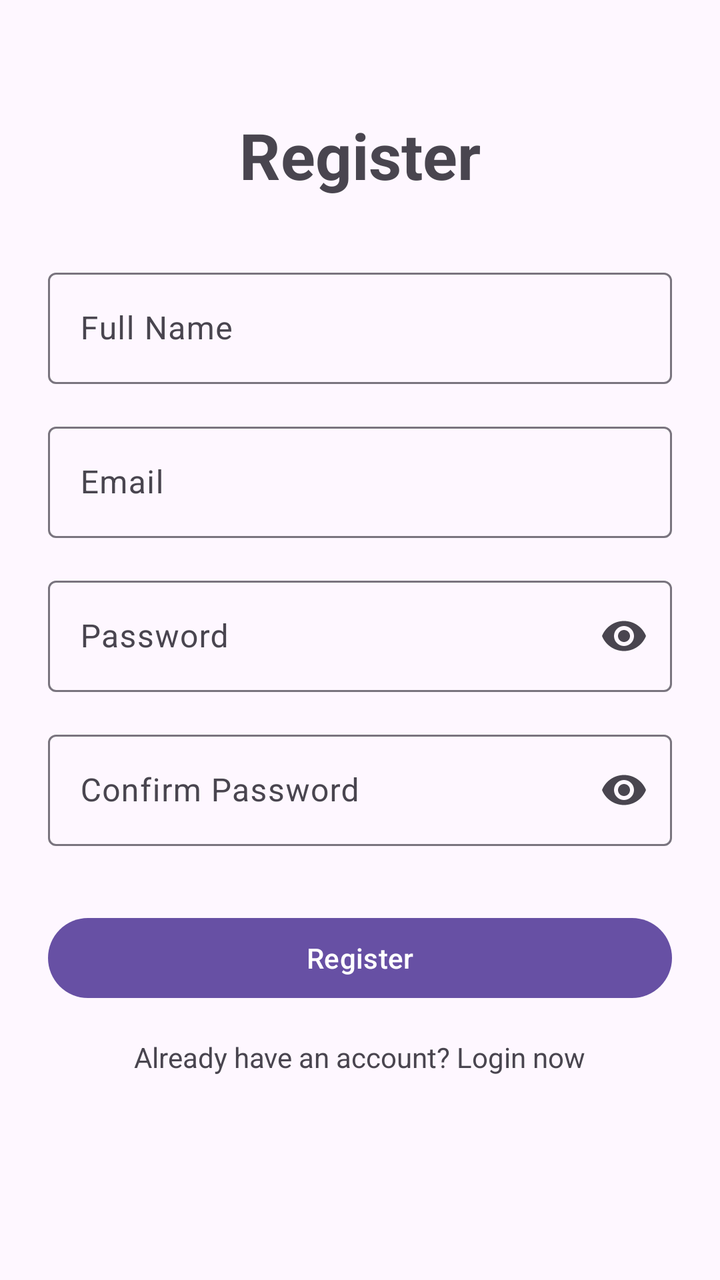
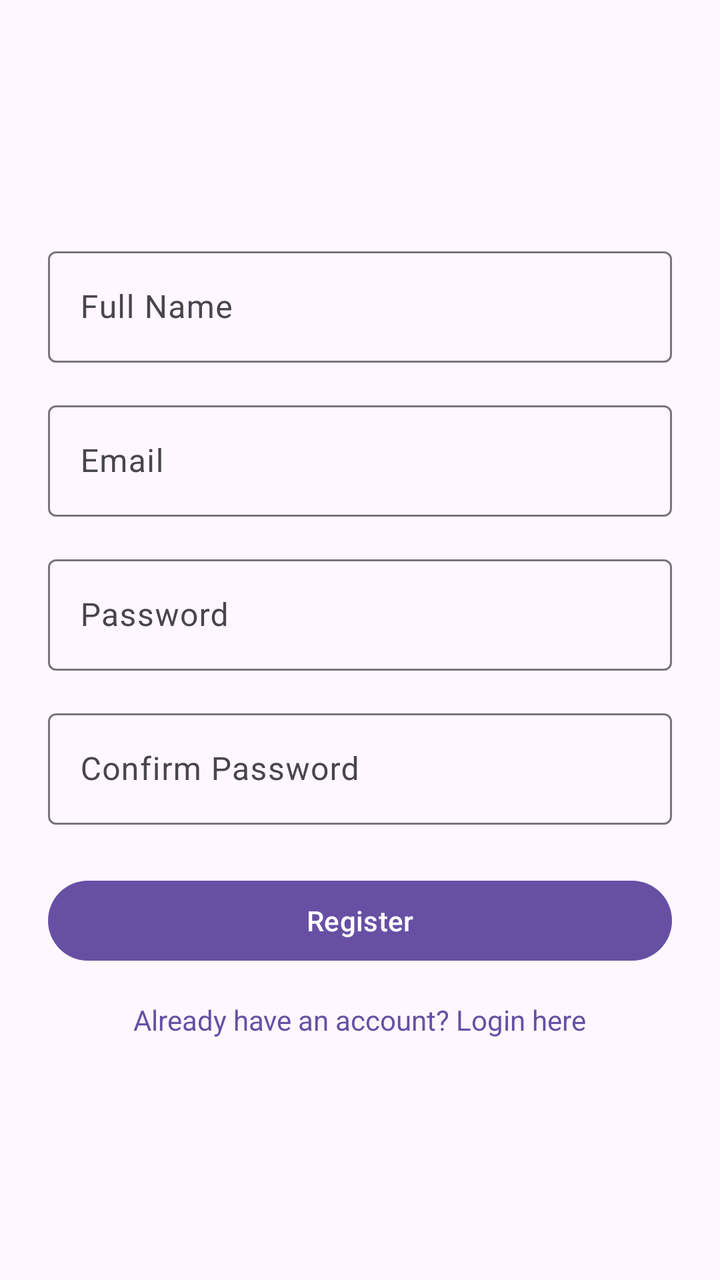

Two renders of the same Android screen: before a commit and after it. Below are the layout's source before the change and the commit's diff.
<!-- AndroidManifest.xml: application theme Theme.Medisense -->
<!-- res/layout/fragment_register.xml -->
<?xml version="1.0" encoding="utf-8"?>
<androidx.constraintlayout.widget.ConstraintLayout xmlns:android="http://schemas.android.com/apk/res/android"
    xmlns:app="http://schemas.android.com/apk/res-auto"
    xmlns:tools="http://schemas.android.com/tools"
    android:layout_width="match_parent"
    android:layout_height="match_parent"
    android:padding="24dp"
    tools:context=".ui.auth.ui.RegisterFragment">

    <TextView
        android:id="@+id/tv_register_title"
        android:layout_width="wrap_content"
        android:layout_height="wrap_content"
        android:layout_marginTop="32dp"
        android:text="@string/register"
        android:textSize="32sp"
        android:textStyle="bold"
        app:layout_constraintEnd_toEndOf="parent"
        app:layout_constraintStart_toStartOf="parent"
        app:layout_constraintTop_toTopOf="parent" />

    <com.google.android.material.textfield.TextInputLayout
        android:id="@+id/til_full_name"
        android:layout_width="0dp"
        android:layout_height="wrap_content"
        android:layout_marginTop="32dp"
        android:hint="@string/full_name"
        app:layout_constraintEnd_toEndOf="parent"
        app:layout_constraintStart_toStartOf="parent"
        app:layout_constraintTop_toBottomOf="@+id/tv_register_title">

        <com.google.android.material.textfield.TextInputEditText
            android:id="@+id/et_full_name"
            android:layout_width="match_parent"
            android:layout_height="wrap_content"
            android:inputType="textPersonName" />

    </com.google.android.material.textfield.TextInputLayout>

    <com.google.android.material.textfield.TextInputLayout
        android:id="@+id/til_email"
        android:layout_width="0dp"
        android:layout_height="wrap_content"
        android:layout_marginTop="16dp"
        android:hint="@string/email"
        app:layout_constraintEnd_toEndOf="parent"
        app:layout_constraintStart_toStartOf="parent"
        app:layout_constraintTop_toBottomOf="@+id/til_full_name">

        <com.google.android.material.textfield.TextInputEditText
            android:id="@+id/et_email"
            android:layout_width="match_parent"
            android:layout_height="wrap_content"
            android:inputType="textEmailAddress" />

    </com.google.android.material.textfield.TextInputLayout>

    <com.google.android.material.textfield.TextInputLayout
        android:id="@+id/til_password"
        android:layout_width="0dp"
        android:layout_height="wrap_content"
        android:layout_marginTop="16dp"
        android:hint="@string/password"
        app:endIconMode="password_toggle"
        app:layout_constraintEnd_toEndOf="parent"
        app:layout_constraintStart_toStartOf="parent"
        app:layout_constraintTop_toBottomOf="@+id/til_email">

        <com.google.android.material.textfield.TextInputEditText
            android:id="@+id/et_password"
            android:layout_width="match_parent"
            android:layout_height="wrap_content"
            android:inputType="textPassword" />

    </com.google.android.material.textfield.TextInputLayout>
    
    <com.google.android.material.textfield.TextInputLayout
        android:id="@+id/til_confirm_password"
        android:layout_width="0dp"
        android:layout_height="wrap_content"
        android:layout_marginTop="16dp"
        android:hint="@string/confirm_password"
        app:endIconMode="password_toggle"
        app:layout_constraintEnd_toEndOf="parent"
        app:layout_constraintStart_toStartOf="parent"
        app:layout_constraintTop_toBottomOf="@+id/til_password">

        <com.google.android.material.textfield.TextInputEditText
            android:id="@+id/et_confirm_password"
            android:layout_width="match_parent"
            android:layout_height="wrap_content"
            android:inputType="textPassword" />

    </com.google.android.material.textfield.TextInputLayout>

    <com.google.android.material.button.MaterialButton
        android:id="@+id/btn_register"
        android:layout_width="0dp"
        android:layout_height="wrap_content"
        android:layout_marginTop="32dp"
        android:text="@string/register"
        app:layout_constraintEnd_toEndOf="parent"
        app:layout_constraintStart_toStartOf="parent"
        app:layout_constraintTop_toBottomOf="@+id/til_confirm_password" />

    <TextView
        android:id="@+id/tv_login"
        android:layout_width="wrap_content"
        android:layout_height="wrap_content"
        android:layout_marginTop="16dp"
        android:text="@string/login_now"
        app:layout_constraintEnd_toEndOf="parent"
        app:layout_constraintStart_toStartOf="parent"
        app:layout_constraintTop_toBottomOf="@+id/btn_register" />

    <ProgressBar
        android:id="@+id/progress_bar"
        android:layout_width="wrap_content"
        android:layout_height="wrap_content"
        android:visibility="gone"
        app:layout_constraintBottom_toBottomOf="parent"
        app:layout_constraintEnd_toEndOf="parent"
        app:layout_constraintStart_toStartOf="parent"
        app:layout_constraintTop_toTopOf="parent" />

</androidx.constraintlayout.widget.ConstraintLayout>
<!-- resources referenced by this layout -->
<resources>
  <string name="confirm_password">Confirm Password</string>
  <string name="email">Email</string>
  <string name="full_name">Full Name</string>
  <string name="login_now">Already have an account? Login now</string>
  <string name="password">Password</string>
  <string name="register">Register</string>
  <style name="Theme.Medisense" parent="Theme.Material3.DayNight.NoActionBar">
          
          
      </style>
</resources>

<!-- the commit's change to res/layout/fragment_register.xml (unified diff, before → after) -->
@@ -1,126 +1,79 @@
 <?xml version="1.0" encoding="utf-8"?>
-<androidx.constraintlayout.widget.ConstraintLayout xmlns:android="http://schemas.android.com/apk/res/android"
-    xmlns:app="http://schemas.android.com/apk/res-auto"
-    xmlns:tools="http://schemas.android.com/tools"
+<LinearLayout xmlns:android="http://schemas.android.com/apk/res/android"
     android:layout_width="match_parent"
     android:layout_height="match_parent"
+    android:orientation="vertical"
     android:padding="24dp"
-    tools:context=".ui.auth.ui.RegisterFragment">
-
-    <TextView
-        android:id="@+id/tv_register_title"
-        android:layout_width="wrap_content"
-        android:layout_height="wrap_content"
-        android:layout_marginTop="32dp"
-        android:text="@string/register"
-        android:textSize="32sp"
-        android:textStyle="bold"
-        app:layout_constraintEnd_toEndOf="parent"
-        app:layout_constraintStart_toStartOf="parent"
-        app:layout_constraintTop_toTopOf="parent" />
+    android:gravity="center">
 
     <com.google.android.material.textfield.TextInputLayout
-        android:id="@+id/til_full_name"
-        android:layout_width="0dp"
+        android:id="@+id/tilFullName"
+        android:layout_width="match_parent"
         android:layout_height="wrap_content"
-        android:layout_marginTop="32dp"
-        android:hint="@string/full_name"
-        app:layout_constraintEnd_toEndOf="parent"
-        app:layout_constraintStart_toStartOf="parent"
-        app:layout_constraintTop_toBottomOf="@+id/tv_register_title">
+        android:hint="Full Name"
+        android:layout_marginBottom="16dp">
 
         <com.google.android.material.textfield.TextInputEditText
-            android:id="@+id/et_full_name"
+            android:id="@+id/etFullName"
             android:layout_width="match_parent"
             android:layout_height="wrap_content"
             android:inputType="textPersonName" />
-
     </com.google.android.material.textfield.TextInputLayout>
 
     <com.google.android.material.textfield.TextInputLayout
-        android:id="@+id/til_email"
-        android:layout_width="0dp"
+        android:id="@+id/tilEmail"
+        android:layout_width="match_parent"
         android:layout_height="wrap_content"
-        android:layout_marginTop="16dp"
-        android:hint="@string/email"
-        app:layout_constraintEnd_toEndOf="parent"
-        app:layout_constraintStart_toStartOf="parent"
-        app:layout_constraintTop_toBottomOf="@+id/til_full_name">
+        android:hint="Email"
+        android:layout_marginBottom="16dp">
 
         <com.google.android.material.textfield.TextInputEditText
-            android:id="@+id/et_email"
+            android:id="@+id/etEmail"
             android:layout_width="match_parent"
             android:layout_height="wrap_content"
             android:inputType="textEmailAddress" />
-
     </com.google.android.material.textfield.TextInputLayout>
 
     <com.google.android.material.textfield.TextInputLayout
-        android:id="@+id/til_password"
-        android:layout_width="0dp"
+        android:id="@+id/tilPassword"
+        android:layout_width="match_parent"
         android:layout_height="wrap_content"
-        android:layout_marginTop="16dp"
-        android:hint="@string/password"
-        app:endIconMode="password_toggle"
-        app:layout_constraintEnd_toEndOf="parent"
-        app:layout_constraintStart_toStartOf="parent"
-        app:layout_constraintTop_toBottomOf="@+id/til_email">
+        android:hint="Password"
+        android:layout_marginBottom="16dp">
 
         <com.google.android.material.textfield.TextInputEditText
-            android:id="@+id/et_password"
+            android:id="@+id/etPassword"
             android:layout_width="match_parent"
             android:layout_height="wrap_content"
             android:inputType="textPassword" />
+    </com.google.android.material.textfield.TextInputLayout>
 
-    </com.google.android.material.textfield.TextInputLayout>
-    
     <com.google.android.material.textfield.TextInputLayout
-        android:id="@+id/til_confirm_password"
-        android:layout_width="0dp"
+        android:id="@+id/tilConfirmPassword"
+        android:layout_width="match_parent"
         android:layout_height="wrap_content"
-        android:layout_marginTop="16dp"
-        android:hint="@string/confirm_password"
-        app:endIconMode="password_toggle"
-        app:layout_constraintEnd_toEndOf="parent"
-        app:layout_constraintStart_toStartOf="parent"
-        app:layout_constraintTop_toBottomOf="@+id/til_password">
+        android:hint="Confirm Password"
+        android:layout_marginBottom="24dp">
 
         <com.google.android.material.textfield.TextInputEditText
-            android:id="@+id/et_confirm_password"
+            android:id="@+id/etConfirmPassword"
             android:layout_width="match_parent"
             android:layout_height="wrap_content"
             android:inputType="textPassword" />
-
     </com.google.android.material.textfield.TextInputLayout>
 
-    <com.google.android.material.button.MaterialButton
-        android:id="@+id/btn_register"
-        android:layout_width="0dp"
+    <Button
+        android:id="@+id/btnRegister"
+        android:layout_width="match_parent"
         android:layout_height="wrap_content"
-        android:layout_marginTop="32dp"
-        android:text="@string/register"
-        app:layout_constraintEnd_toEndOf="parent"
-        app:layout_constraintStart_toStartOf="parent"
-        app:layout_constraintTop_toBottomOf="@+id/til_confirm_password" />
+        android:text="Register"
+        android:layout_marginBottom="16dp"/>
 
     <TextView
-        android:id="@+id/tv_login"
+        android:id="@+id/tvLogin"
         android:layout_width="wrap_content"
         android:layout_height="wrap_content"
-        android:layout_marginTop="16dp"
-        android:text="@string/login_now"
-        app:layout_constraintEnd_toEndOf="parent"
-        app:layout_constraintStart_toStartOf="parent"
-        app:layout_constraintTop_toBottomOf="@+id/btn_register" />
+        android:text="Already have an account? Login here"
+        android:textColor="?attr/colorPrimary" />
 
-    <ProgressBar
-        android:id="@+id/progress_bar"
-        android:layout_width="wrap_content"
-        android:layout_height="wrap_content"
-        android:visibility="gone"
-        app:layout_constraintBottom_toBottomOf="parent"
-        app:layout_constraintEnd_toEndOf="parent"
-        app:layout_constraintStart_toStartOf="parent"
-        app:layout_constraintTop_toTopOf="parent" />
-
-</androidx.constraintlayout.widget.ConstraintLayout>
+</LinearLayout>
<!-- resource entries referenced after the edit -->
@@ -1,11 +1,5 @@
 <!-- resources referenced by this layout -->
 <resources>
-  <string name="confirm_password">Confirm Password</string>
-  <string name="email">Email</string>
-  <string name="full_name">Full Name</string>
-  <string name="login_now">Already have an account? Login now</string>
-  <string name="password">Password</string>
-  <string name="register">Register</string>
   <style name="Theme.Medisense" parent="Theme.Material3.DayNight.NoActionBar">
           
           
